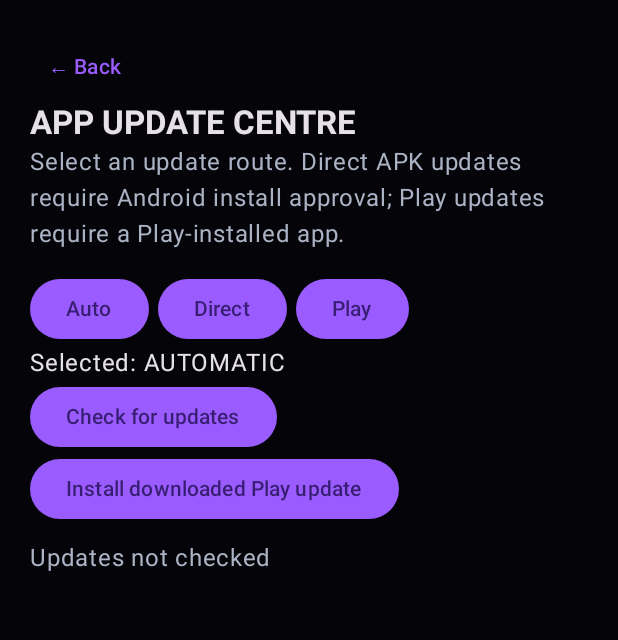
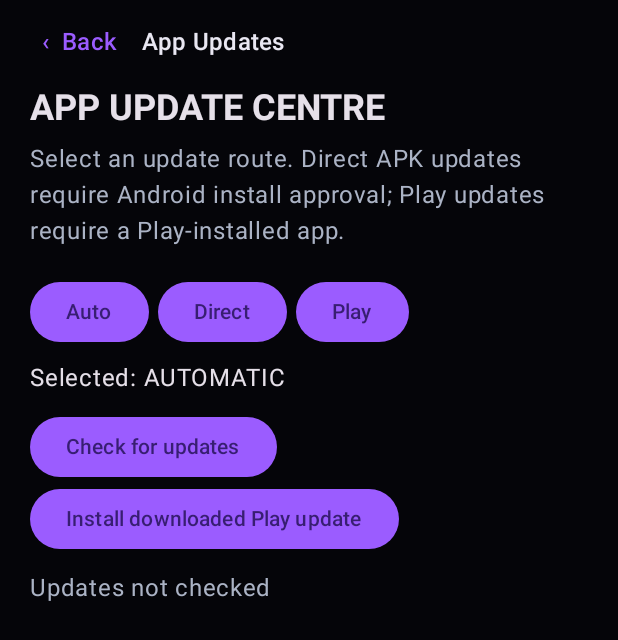
Before and after one commit to fried-brain/ClipVlip, an Android app built with Jetpack Compose: the screen it shows after launch (MainActivity), after a tap on "App updates", on a phone screen of 412 x 824 dp. Shown: the top 640 px of the screen. Run offline under Robolectric (Android 15) with nearby library versions, the phone set to English and light mode, and no system bars; libraries missing offline, so code that uses them is left out: com.google.android.play; network calls fail; 2 statements that could not run were skipped.

Commit message:
fix(android): respect system insets and polish screen navigation

```diff
--- a/android/app/src/main/java/com/friedbrain/clipvlip/MainActivity.kt
+++ b/android/app/src/main/java/com/friedbrain/clipvlip/MainActivity.kt
@@ -1,7 +1,6 @@
 package com.friedbrain.clipvlip
 
 import android.os.Bundle
-import android.util.Log
 import androidx.activity.ComponentActivity
 import androidx.activity.compose.setContent
 import androidx.lifecycle.ViewModelProvider
@@ -35,15 +34,19 @@ class MainActivity : ComponentActivity() {
                 surface = Color(0xFF151927)
             )) {
                 var screen by remember { mutableStateOf(AppScreen.HOME) }
-                Surface(Modifier.fillMaxSize(), color = MaterialTheme.colorScheme.background) {
+                Surface(
+                    Modifier.fillMaxSize().windowInsetsPadding(WindowInsets.safeDrawing),
+                    color = MaterialTheme.colorScheme.background
+                ) {
                     when (screen) {
                         AppScreen.HOME -> LaunchScreen(
                             onModels = { screen = AppScreen.MODELS },
                             onUpdates = { screen = AppScreen.UPDATES }
                         )
                         AppScreen.MODELS -> {
-                            // Create the model ViewModel only after the user opens this screen.
-                            val modelVm = remember { ViewModelProvider(this@MainActivity)[ModelLibraryViewModel::class.java] }
+                            val modelVm = remember {
+                                ViewModelProvider(this@MainActivity)[ModelLibraryViewModel::class.java]
+                            }
                             ModelLibraryScreen(modelVm, onBack = { screen = AppScreen.HOME })
                         }
                         AppScreen.UPDATES -> UpdateScreen(
@@ -54,6 +57,28 @@ class MainActivity : ComponentActivity() {
                 }
             }
         }
+    }
+}
+
+@Composable
+private fun ScreenTopBar(title: String, onBack: () -> Unit) {
+    Row(
+        modifier = Modifier.fillMaxWidth().heightIn(min = 56.dp),
+        verticalAlignment = Alignment.CenterVertically
+    ) {
+        TextButton(
+            onClick = onBack,
+            contentPadding = PaddingValues(horizontal = 8.dp, vertical = 10.dp)
+        ) {
+            Text("‹  Back", style = MaterialTheme.typography.titleMedium)
+        }
+        Spacer(Modifier.width(8.dp))
+        Text(
+            title,
+            style = MaterialTheme.typography.titleMedium,
+            fontWeight = FontWeight.SemiBold,
+            color = Color(0xFFE9E7F2)
+        )
     }
 }
 
@@ -84,12 +109,12 @@ private fun LaunchScreen(onModels: () -> Unit, onUpdates: () -> Unit) {
 @Composable
 private fun ModelLibraryScreen(viewModel: ModelLibraryViewModel, onBack: () -> Unit) {
     Column(Modifier.fillMaxSize()) {
-        TextButton(onClick = onBack) { Text("← Back") }
+        ScreenTopBar("AI Model Library", onBack)
         Column(
             Modifier.weight(1f).fillMaxWidth().verticalScroll(rememberScrollState()).padding(horizontal = 20.dp),
             verticalArrangement = Arrangement.spacedBy(14.dp)
         ) {
-            Text("LOCAL AI MODEL LIBRARY", style = MaterialTheme.typography.titleLarge, fontWeight = FontWeight.Bold)
+            Text("LOCAL AI MODEL LIBRARY", style = MaterialTheme.typography.headlineSmall, fontWeight = FontWeight.Bold)
             Text("Download models separately. Remove them whenever you need storage.", color = Color(0xFFABB3C5))
             ModelCatalog.models.forEach { model ->
                 ModelCard(
@@ -170,17 +195,20 @@ private fun UpdateScreen(activity: ComponentActivity, onBack: () -> Unit) {
         }
     }
 
-    Column(Modifier.fillMaxSize().verticalScroll(rememberScrollState()).padding(20.dp)) {
-        TextButton(onClick = onBack) { Text("← Back") }
-        Text("APP UPDATE CENTRE", style = MaterialTheme.typography.titleLarge, fontWeight = FontWeight.Bold)
+    Column(Modifier.fillMaxSize().verticalScroll(rememberScrollState()).padding(horizontal = 20.dp)) {
+        ScreenTopBar("App Updates", onBack)
+        Text("APP UPDATE CENTRE", style = MaterialTheme.typography.headlineSmall, fontWeight = FontWeight.Bold)
+        Spacer(Modifier.height(6.dp))
         Text("Select an update route. Direct APK updates require Android install approval; Play updates require a Play-installed app.", color = Color(0xFFABB3C5))
-        Spacer(Modifier.height(14.dp))
+        Spacer(Modifier.height(18.dp))
         Row(horizontalArrangement = Arrangement.spacedBy(6.dp)) {
             Button(onClick = { channel = UpdateChannel.AUTOMATIC; repository.setChannel(channel) }) { Text("Auto") }
             Button(onClick = { channel = UpdateChannel.DIRECT; repository.setChannel(channel) }) { Text("Direct") }
             Button(onClick = { channel = UpdateChannel.GOOGLE_PLAY; repository.setChannel(channel) }) { Text("Play") }
         }
+        Spacer(Modifier.height(8.dp))
         Text("Selected: ${channel.name}")
+        Spacer(Modifier.height(10.dp))
         Button(
             enabled = !busy && config.maintenance.not(),
             onClick = {
@@ -234,5 +262,6 @@ private fun UpdateScreen(activity: ComponentActivity, onBack: () -> Unit) {
         if (busy) CircularProgressIndicator()
         Spacer(Modifier.height(10.dp))
         Text(status, color = Color(0xFFABB3C5))
+        Spacer(Modifier.height(24.dp))
     }
 }
```
